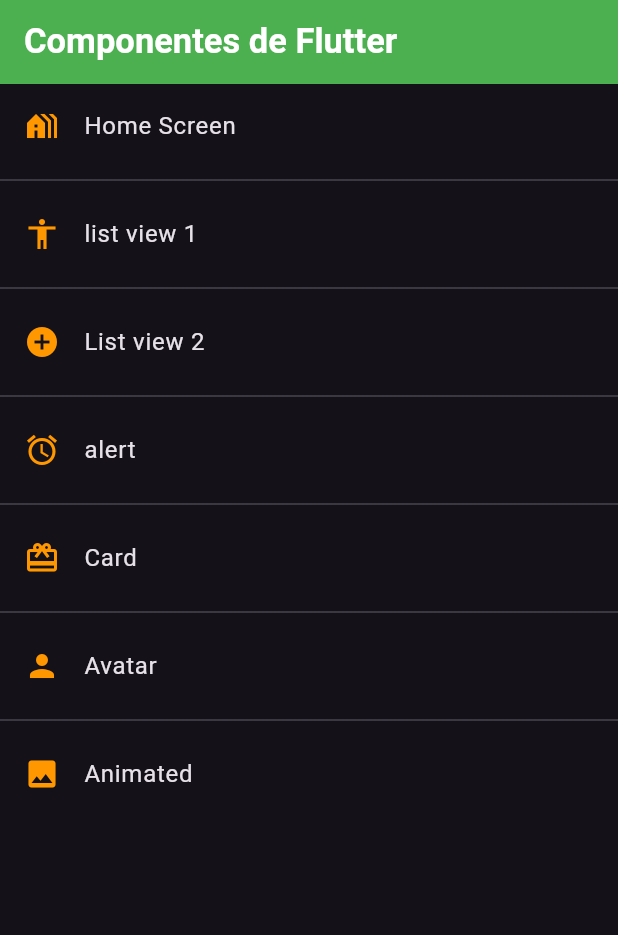
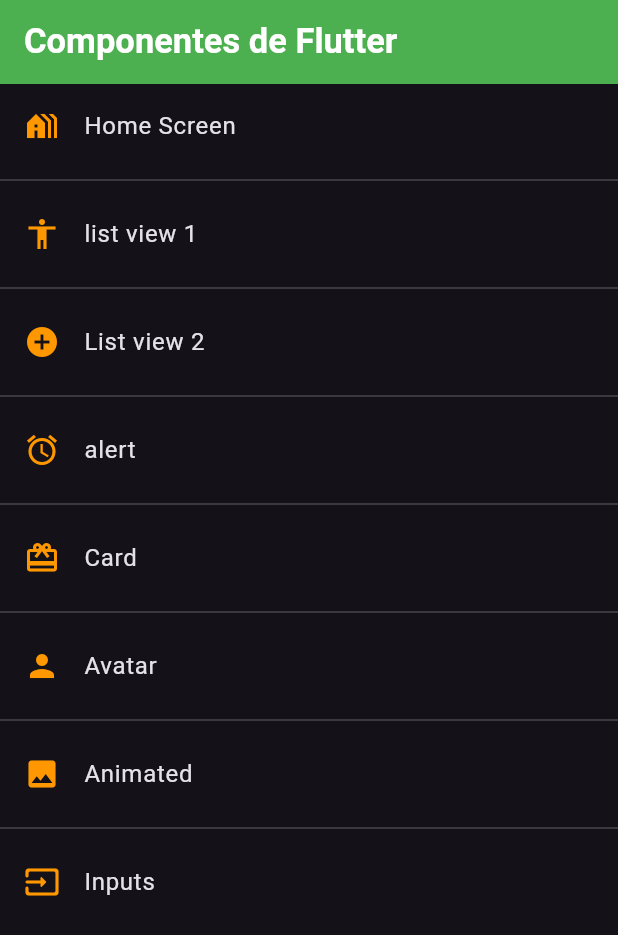
Before and after one commit to IsCa3215/fl_mobile, a Flutter app: the screen it shows after launch, on a phone screen of 412 x 824 dp. Shown: the top 935 px of the screen. Run offline on Flutter 3.47's test engine with Material 3 defaults, Android fonts, the phone set to English and light mode, and no system bars.

Commit message:
Form Inputs

```diff
--- a/lib/routes/app_routes.dart
+++ b/lib/routes/app_routes.dart
@@ -40,6 +40,12 @@ class AppRoutes {
       icon: Icons.image,
       name: 'Animated',
       screen: const AnimatedScreen()
+    ),
+    MenuOption(
+      route: 'inputs',
+      icon: Icons.input_rounded,
+      name: 'Inputs',
+      screen: const InputScreen()
     )
   ];
   static const initialRoute = 'home';
--- a/lib/screens/screens.dart
+++ b/lib/screens/screens.dart
@@ -5,3 +5,4 @@ export 'package:fl_components/screens/listview1_screen.dart';
 export 'package:fl_components/screens/listview2_screen.dart';
 export 'package:fl_components/screens/avatar_screen.dart';
 export 'package:fl_components/screens/animated_screen.dart';
+export 'package:fl_components/screens/input_screen.dart';
--- a/lib/theme/app_theme.dart
+++ b/lib/theme/app_theme.dart
@@ -1,12 +1,13 @@
 import 'package:flutter/material.dart';
+
 class AppTheme {
   //primaryColor: Colors.red,
   static const Color primary = Colors.deepOrange;
 
   static final ThemeData darkTheme = ThemeData.dark().copyWith(
-
       appBarTheme: const AppBarTheme(
-         titleTextStyle: TextStyle( color:Colors.white, fontSize: 23, fontWeight: FontWeight.bold),
+        titleTextStyle: TextStyle(
+            color: Colors.white, fontSize: 23, fontWeight: FontWeight.bold),
         color: Colors.green,
       ),
       //ListTile theme
@@ -22,15 +23,21 @@ class AppTheme {
       floatingActionButtonTheme: const FloatingActionButtonThemeData(
           backgroundColor: Colors.blue,
           elevation: 5,
-          foregroundColor: Colors.black
-        ),
+          foregroundColor: Colors.black),
       elevatedButtonTheme: ElevatedButtonThemeData(
           style: ElevatedButton.styleFrom(
               backgroundColor: Colors.green,
               foregroundColor: Colors.white,
               shape: const StadiumBorder(),
-            elevation: 5
-          )
-        )
-  );
+              elevation: 5)),
+      inputDecorationTheme: InputDecorationTheme(
+        floatingLabelStyle: const TextStyle(color: Colors.green),
+        focusedBorder: OutlineInputBorder(
+            borderSide: const BorderSide(color: Colors.green),
+            borderRadius: BorderRadius.circular(10)),
+        enabledBorder: OutlineInputBorder(
+            borderSide: const BorderSide(color: Colors.green),
+            borderRadius: BorderRadius.circular(10)),
+        border: OutlineInputBorder(borderRadius: BorderRadius.circular(10)),
+      ));
 }
--- a/lib/widgets/widgets.dart
+++ b/lib/widgets/widgets.dart
@@ -1,4 +1,4 @@
 export 'package:fl_components/widgets/custom_card_tipo_2.dart';
 export 'package:fl_components/widgets/custom_cart_tipo_1.dart';
-
 export 'package:fl_components/widgets/custom_widget.dart';
+export 'package:fl_components/widgets/custom_text_form_file.dart';
```
Also changed, not shown: lib/screens/input_screen.dart (added, +28 -0 lines), lib/widgets/custom_text_form_file.dart (added, +42 -0 lines). Lines whose indentation alone changed are shown as unchanged.
